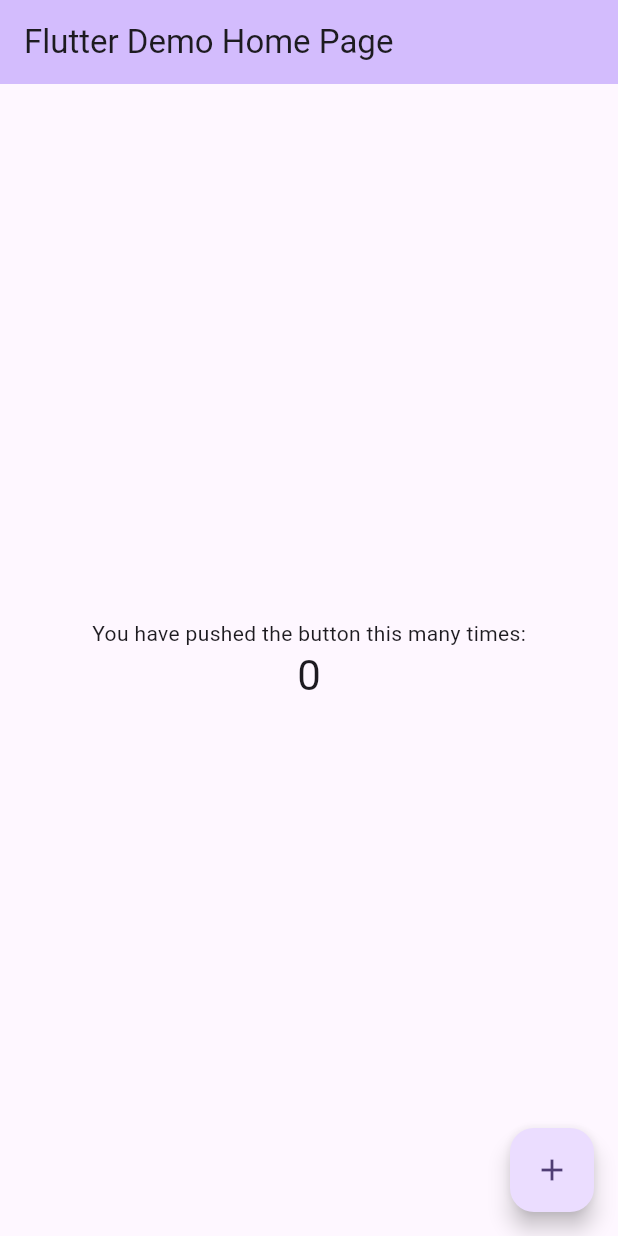
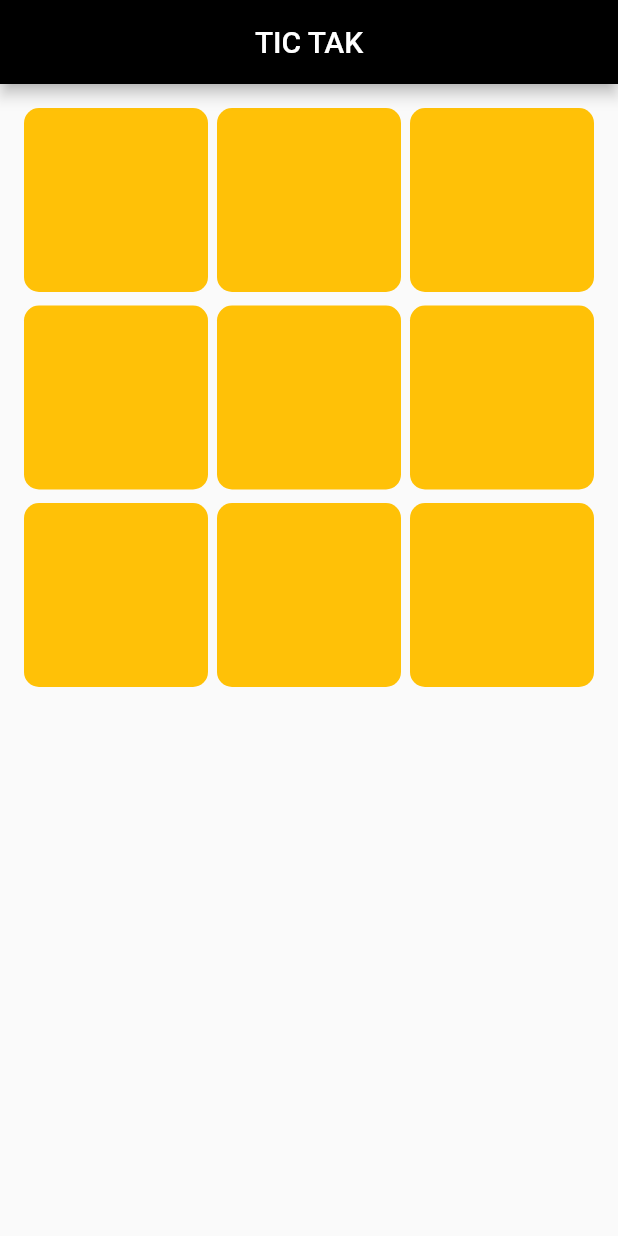
Before and after one commit to Mkhaleefah/xo_gameapp, a Flutter app: the screen it shows after launch, on a phone screen of 412 x 824 dp. Run offline on Flutter 3.47's test engine with Material 2 defaults, Android fonts, the light colour scheme and no system bars; our stand-ins replace google_fonts.

Commit message:
Project Finished

```diff
--- /dev/null
+++ b/lib/game_button.dart
@@ -0,0 +1,15 @@
+import 'package:flutter/material.dart';
+
+class GameButton {
+  final id;
+  String text;
+  Color bg;
+  bool enabled;
+  GameButton(
+      {
+        this.id,
+        this.text = "",
+        this.bg = Colors.grey,
+        this.enabled = false
+        });
+}
--- /dev/null
+++ b/lib/homepage.dart
@@ -0,0 +1,224 @@
+import 'package:flutter/material.dart';
+import 'package:google_fonts/google_fonts.dart';
+
+class HomePage extends StatefulWidget {
+  const HomePage({super.key});
+
+  @override
+  State<HomePage> createState() => _HomePageState();
+}
+
+class _HomePageState extends State<HomePage> {
+  bool oTurn = true;
+  List<String> displayXo = [
+    '',
+    '',
+    '',
+    '',
+    '',
+    '',
+    '',
+    '',
+    '',
+    '',
+  ];
+  int oScore = 0;
+  int xScore = 0;
+  int filledBoxes = 0;
+  String resulutDeclaration = '';
+  static var customFontWhite = GoogleFonts.coiny(
+      textStyle: TextStyle(
+    color: Colors.white,
+    letterSpacing: 3,
+    fontSize: 28,
+  ));
+  // late List<GameButton> buttonlist;
+  // @override
+  // void initState() {
+  //   super.initState();
+  //   buttonlist = doInit();
+  // }
+
+  // List<GameButton> doInit() {
+  //   var gameButtons = <GameButton>[
+  //     new GameButton(id: 1),
+  //     new GameButton(id: 2),
+  //     new GameButton(id: 3),
+  //     new GameButton(id: 4),
+  //     new GameButton(id: 5),
+  //     new GameButton(id: 6),
+  //     new GameButton(id: 7),
+  //     new GameButton(id: 8),
+  //     new GameButton(id: 9),
+  //   ];
+  //   return gameButtons;
+  // }
+
+  @override
+  Widget build(BuildContext context) {
+    return Scaffold(
+      appBar: AppBar(
+        centerTitle: true,
+        backgroundColor: Colors.black,
+        title: Text('TIC TAK'),
+      ),
+      body: Padding(
+        padding: const EdgeInsets.all(8.0),
+        child: Column(
+          children: [
+            Container(
+              height: MediaQuery.of(context).size.height * 0.5,
+              decoration: BoxDecoration(
+                  //     gradient: LinearGradient(
+                  //   colors: [Colors.red, Color(0xffee4036)],
+                  //   begin: Alignment.topLeft,
+                  //   end: Alignment.bottomRight,
+                  // )
+                  borderRadius: BorderRadius.circular(10)),
+              child: Padding(
+                padding: const EdgeInsets.all(8.0),
+                child: GridView.builder(
+                    gridDelegate:
+                        const SliverGridDelegateWithFixedCrossAxisCount(
+                      crossAxisCount: 3,
+                      crossAxisSpacing: 6.0,
+                      mainAxisSpacing: 9.0,
+                    ),
+                    itemCount: 9,
+                    itemBuilder: (BuildContext context, int index) {
+                      return GestureDetector(
+                        onTap: () {
+                          _tapped(index);
+                        },
+                        child: Container(
+                          decoration: BoxDecoration(
+                            color: Colors.amber,
+                            borderRadius: BorderRadius.circular(10),
+                          ),
+                          child: Center(
+                            child: Text(
+                              displayXo[index],
+                              style: GoogleFonts.coiny(fontSize: 60.0),
+                            ),
+                          ),
+                        ),
+                      );
+                    }),
+              ),
+
+              // child: GridView.builder(
+              //   gridDelegate: SliverGridDelegateWithFixedCrossAxisCount(
+              //     crossAxisCount: 3,
+              //     childAspectRatio: 1.0,
+              //     crossAxisSpacing: 6.0,
+              //     mainAxisSpacing: 9.0,
+              //   ),
+              //   itemCount: buttonlist.length,
+              //   itemBuilder: (context, index) => SizedBox(
+              //     height: 100.0,
+              //     width: 100.0,
+              //     child: Padding(
+              //       padding: const EdgeInsets.all(8.0),
+              //       child: ElevatedButton(
+              //         onPressed: () {},
+              //         child: Text(
+              //           buttonlist[index].text,
+              //           style: TextStyle(color: Colors.amber, fontSize: 20.0),
+              //         ),
+              //         style: ElevatedButton.styleFrom(
+              //           backgroundColor: buttonlist[index].bg,
+              //         ),
+              //       ),
+              //     ),
+              //   ),
+              // ),
+            ),
+            Expanded(
+                // flex: 2,
+                child: Text(resulutDeclaration,
+                    style: TextStyle(color: Colors.green, fontSize: 20.0)))
+          ],
+        ),
+      ),
+    );
+  }
+
+  void _tapped(int index) {
+    setState(() {
+      if (oTurn && displayXo[index] == '') {
+        displayXo[index] = 'x';
+      } else if (!oTurn && displayXo[index] == '') {
+        displayXo[index] = '0';
+      }
+      oTurn = !oTurn;
+      _checkwinner();
+    });
+  }
+
+  void _checkwinner() {
+    //check 1row
+    if (displayXo[0] == displayXo[1] &&
+        displayXo[0] == displayXo[2] &&
+        displayXo[0] != '') {
+      setState(() {
+        resulutDeclaration = 'Player' + displayXo[0] + 'Wins!';
+      });
+    }
+    //check 2row
+    if (displayXo[3] == displayXo[4] &&
+        displayXo[3] == displayXo[5] &&
+        displayXo[3] != '') {
+      setState(() {
+        resulutDeclaration = 'Player' + displayXo[3] + 'Wins!';
+      });
+    }
+    //check 3row
+    if (displayXo[6] == displayXo[7] &&
+        displayXo[6] == displayXo[8] &&
+        displayXo[6] != '') {
+      setState(() {
+        resulutDeclaration = 'Player' + displayXo[6] + 'Wins!';
+      });
+    }
+    //check 1column
+    if (displayXo[0] == displayXo[3] &&
+        displayXo[0] == displayXo[6] &&
+        displayXo[0] != '') {
+      setState(() {
+        resulutDeclaration = 'Player' + displayXo[0] + 'Wins!';
+      });
+    }
+    //check 2column
+    if (displayXo[1] == displayXo[4] &&
+        displayXo[1] == displayXo[7] &&
+        displayXo[1] != '') {
+      setState(() {
+        resulutDeclaration = 'Player' + displayXo[1] + 'Wins!';
+      });
+    }
+    //check 3column
+    if (displayXo[2] == displayXo[5] &&
+        displayXo[2] == displayXo[8] &&
+        displayXo[2] != '') {
+      setState(() {
+        resulutDeclaration = 'Player' + displayXo[2] + 'Wins!';
+      });
+    }
+    //check dignal
+    if (displayXo[0] == displayXo[4] &&
+        displayXo[0] == displayXo[8] &&
+        displayXo[0] != '') {
+      setState(() {
+        resulutDeclaration = 'Player' + displayXo[0] + 'Wins!';
+      });
+    }
+    //check dignal
+    if (displayXo[6] == displayXo[4] &&
+        displayXo[6] == displayXo[2] &&
+        displayXo[6] != '') {
+      setState(() {
+        resulutDeclaration = 'Player' + displayXo[6] + 'Wins!';
+      });
+    }
+  }
+}
--- a/lib/main.dart
+++ b/lib/main.dart
@@ -1,125 +1,168 @@
 import 'package:flutter/material.dart';
+import 'package:gameee/homepage.dart';
 
-void main() {
-  runApp(const MyApp());
-}
+void main() => runApp(new MyApp());
 
 class MyApp extends StatelessWidget {
   const MyApp({super.key});
 
-  // This widget is the root of your application.
   @override
   Widget build(BuildContext context) {
-    return MaterialApp(
-      title: 'Flutter Demo',
-      theme: ThemeData(
-        // This is the theme of your application.
-        //
-        // TRY THIS: Try running your application with "flutter run". You'll see
-        // the application has a blue toolbar. Then, without quitting the app,
-        // try changing the seedColor in the colorScheme below to Colors.green
-        // and then invoke "hot reload" (save your changes or press the "hot
-        // reload" button in a Flutter-supported IDE, or press "r" if you used
-        // the command line to start the app).
-        //
-        // Notice that the counter didn't reset back to zero; the application
-        // state is not lost during the reload. To reset the state, use hot
-        // restart instead.
-        //
-        // This works for code too, not just values: Most code changes can be
-        // tested with just a hot reload.
-        colorScheme: ColorScheme.fromSeed(seedColor: Colors.deepPurple),
-        useMaterial3: true,
-      ),
-      home: const MyHomePage(title: 'Flutter Demo Home Page'),
+    return  MaterialApp(
+      debugShowCheckedModeBanner: false,
+      theme:  ThemeData(primaryColor: Colors.transparent),
+      home:  HomePage(),
     );
   }
 }
 
-class MyHomePage extends StatefulWidget {
-  const MyHomePage({super.key, required this.title});
 
-  // This widget is the home page of your application. It is stateful, meaning
-  // that it has a State object (defined below) that contains fields that affect
-  // how it looks.
 
-  // This class is the configuration for the state. It holds the values (in this
-  // case the title) provided by the parent (in this case the App widget) and
-  // used by the build method of the State. Fields in a Widget subclass are
-  // always marked "final".
 
-  final String title;
 
-  @override
-  State<MyHomePage> createState() => _MyHomePageState();
-}
 
-class _MyHomePageState extends State<MyHomePage> {
-  int _counter = 0;
 
-  void _incrementCounter() {
-    setState(() {
-      // This call to setState tells the Flutter framework that something has
-      // changed in this State, which causes it to rerun the build method below
-      // so that the display can reflect the updated values. If we changed
-      // _counter without calling setState(), then the build method would not be
-      // called again, and so nothing would appear to happen.
-      _counter++;
-    });
-  }
 
-  @override
-  Widget build(BuildContext context) {
-    // This method is rerun every time setState is called, for instance as done
-    // by the _incrementCounter method above.
-    //
-    // The Flutter framework has been optimized to make rerunning build methods
-    // fast, so that you can just rebuild anything that needs updating rather
-    // than having to individually change instances of widgets.
-    return Scaffold(
-      appBar: AppBar(
-        // TRY THIS: Try changing the color here to a specific color (to
-        // Colors.amber, perhaps?) and trigger a hot reload to see the AppBar
-        // change color while the other colors stay the same.
-        backgroundColor: Theme.of(context).colorScheme.inversePrimary,
-        // Here we take the value from the MyHomePage object that was created by
-        // the App.build method, and use it to set our appbar title.
-        title: Text(widget.title),
-      ),
-      body: Center(
-        // Center is a layout widget. It takes a single child and positions it
-        // in the middle of the parent.
-        child: Column(
-          // Column is also a layout widget. It takes a list of children and
-          // arranges them vertically. By default, it sizes itself to fit its
-          // children horizontally, and tries to be as tall as its parent.
-          //
-          // Column has various properties to control how it sizes itself and
-          // how it positions its children. Here we use mainAxisAlignment to
-          // center the children vertically; the main axis here is the vertical
-          // axis because Columns are vertical (the cross axis would be
-          // horizontal).
-          //
-          // TRY THIS: Invoke "debug painting" (choose the "Toggle Debug Paint"
-          // action in the IDE, or press "p" in the console), to see the
-          // wireframe for each widget.
-          mainAxisAlignment: MainAxisAlignment.center,
-          children: <Widget>[
-            const Text(
-              'You have pushed the button this many times:',
-            ),
-            Text(
-              '$_counter',
-              style: Theme.of(context).textTheme.headlineMedium,
-            ),
-          ],
-        ),
-      ),
-      floatingActionButton: FloatingActionButton(
-        onPressed: _incrementCounter,
-        tooltip: 'Increment',
-        child: const Icon(Icons.add),
-      ), // This trailing comma makes auto-formatting nicer for build methods.
-    );
-  }
-}
+
+
+
+
+
+
+
+
+
+
+
+
+
+
+
+
+
+
+// import 'package:flutter/material.dart';
+
+// void main() {
+//   runApp(const MyApp());
+// }
+
+// class MyApp extends StatelessWidget {
+//   const MyApp({super.key});
+
+//   // This widget is the root of your application.
+//   @override
+//   Widget build(BuildContext context) {
+//     return MaterialApp(
+//       title: 'Flutter Demo',
+//       theme: ThemeData(
+//         // This is the theme of your application.
+//         //
+//         // TRY THIS: Try running your application with "flutter run". You'll see
+//         // the application has a blue toolbar. Then, without quitting the app,
+//         // try changing the seedColor in the colorScheme below to Colors.green
+//         // and then invoke "hot reload" (save your changes or press the "hot
+//         // reload" button in a Flutter-supported IDE, or press "r" if you used
+//         // the command line to start the app).
+//         //
+//         // Notice that the counter didn't reset back to zero; the application
+//         // state is not lost during the reload. To reset the state, use hot
+//         // restart instead.
+//         //
+//         // This works for code too, not just values: Most code changes can be
+//         // tested with just a hot reload.
+//         colorScheme: ColorScheme.fromSeed(seedColor: Colors.deepPurple),
+//         useMaterial3: true,
+//       ),
+//       home: const MyHomePage(title: 'Flutter Demo Home Page'),
+//     );
+//   }
+// }
+
+// class MyHomePage extends StatefulWidget {
+//   const MyHomePage({super.key, required this.title});
+
+//   // This widget is the home page of your application. It is stateful, meaning
+//   // that it has a State object (defined below) that contains fields that affect
+//   // how it looks.
+
+//   // This class is the configuration for the state. It holds the values (in this
+//   // case the title) provided by the parent (in this case the App widget) and
+//   // used by the build method of the State. Fields in a Widget subclass are
+//   // always marked "final".
+
+//   final String title;
+
+//   @override
+//   State<MyHomePage> createState() => _MyHomePageState();
+// }
+
+// class _MyHomePageState extends State<MyHomePage> {
+//   int _counter = 0;
+
+//   void _incrementCounter() {
+//     setState(() {
+//       // This call to setState tells the Flutter framework that something has
+//       // changed in this State, which causes it to rerun the build method below
+//       // so that the display can reflect the updated values. If we changed
+//       // _counter without calling setState(), then the build method would not be
+//       // called again, and so nothing would appear to happen.
+//       _counter++;
+//     });
+//   }
+
+//   @override
+//   Widget build(BuildContext context) {
+//     // This method is rerun every time setState is called, for instance as done
+//     // by the _incrementCounter method above.
+//     //
+//     // The Flutter framework has been optimized to make rerunning build methods
+//     // fast, so that you can just rebuild anything that needs updating rather
+//     // than having to individually change instances of widgets.
+//     return Scaffold(
+//       appBar: AppBar(
+//         // TRY THIS: Try changing the color here to a specific color (to
+//         // Colors.amber, perhaps?) and trigger a hot reload to see the AppBar
+//         // change color while the other colors stay the same.
+//         backgroundColor: Theme.of(context).colorScheme.inversePrimary,
+//         // Here we take the value from the MyHomePage object that was created by
+//         // the App.build method, and use it to set our appbar title.
+//         title: Text(widget.title),
+//       ),
+//       body: Center(
+//         // Center is a layout widget. It takes a single child and positions it
+//         // in the middle of the parent.
+//         child: Column(
+//           // Column is also a layout widget. It takes a list of children and
+//           // arranges them vertically. By default, it sizes itself to fit its
+//           // children horizontally, and tries to be as tall as its parent.
+//           //
+//           // Column has various properties to control how it sizes itself and
+//           // how it positions its children. Here we use mainAxisAlignment to
+//           // center the children vertically; the main axis here is the vertical
+//           // axis because Columns are vertical (the cross axis would be
+//           // horizontal).
+//           //
+//           // TRY THIS: Invoke "debug painting" (choose the "Toggle Debug Paint"
+//           // action in the IDE, or press "p" in the console), to see the
+//           // wireframe for each widget.
+//           mainAxisAlignment: MainAxisAlignment.center,
+//           children: <Widget>[
+//             const Text(
+//               'You have pushed the button this many times:',
+//             ),
+//             Text(
+//               '$_counter',
+//               style: Theme.of(context).textTheme.headlineMedium,
+//             ),
+//           ],
+//         ),
+//       ),
+//       floatingActionButton: FloatingActionButton(
+//         onPressed: _incrementCounter,
+//         tooltip: 'Increment',
+//         child: const Icon(Icons.add),
+//       ), // This trailing comma makes auto-formatting nicer for build methods.
+//     );
+//   }
+// }
--- a/pubspec.yaml
+++ b/pubspec.yaml
@@ -35,6 +35,7 @@ dependencies:
   # The following adds the Cupertino Icons font to your application.
   # Use with the CupertinoIcons class for iOS style icons.
   cupertino_icons: ^1.0.2
+  google_fonts: ^5.1.0
 
 dev_dependencies:
   flutter_test:
```
Also changed, not shown: lib/greenx_screen.dart (added), lib/redx_screen.dart (added), pubspec.lock, 1 other file.
